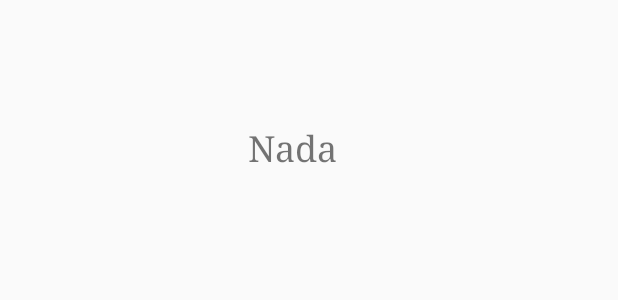
After one commit to Alvarhito/AhogadoPaisesDelMundo, an Android app: the layout activity_main4.xml on its own in the app's theme, with its tools: preview values and no code run, on a phone screen of 412 x 824 dp. The commit adds this screen. Shown: the top 300 px of the screen. Run offline under Robolectric (Android 15) with nearby library versions, the phone set to English and light mode, and no system bars.

Commit message:
actualizacion 14

```diff
--- a/app/build.gradle
+++ b/app/build.gradle
@@ -3,6 +3,7 @@ apply plugin: 'com.android.application'
 apply plugin: 'kotlin-android'
 
 apply plugin: 'kotlin-android-extensions'
+
 
 android {
     compileSdkVersion 26
@@ -36,4 +37,6 @@ dependencies {
     compile 'com.caverock:androidsvg:1.2.1'
     compile 'com.github.kittinunf.fuel:fuel-android:1.12.1' //for Android
     compile 'com.github.kittinunf.fuel:fuel-gson:1.12.1' //for Gson support
+    compile 'com.google.firebase:firebase-database:11.8.0'
 }
+apply plugin: 'com.google.gms.google-services'
--- a/app/src/main/AndroidManifest.xml
+++ b/app/src/main/AndroidManifest.xml
@@ -29,7 +29,8 @@
                 <action android:name="android.intent.action.MAIN" />
             </intent-filter>
         </activity>
-        <activity android:name=".Main3Activity"></activity>
+        <activity android:name=".Main3Activity" />
+        <activity android:name=".Main4Activity"></activity>
     </application>
 
 </manifest>
--- a/app/src/main/java/com/example/ceisutb01/ahogadopaisesdelmundo/MainActivity.kt
+++ b/app/src/main/java/com/example/ceisutb01/ahogadopaisesdelmundo/MainActivity.kt
@@ -22,7 +22,7 @@ import android.widget.Toast
 
 
 
-class MainActivity : Activity(), View.OnClickListener {
+class  MainActivity : Activity(), View.OnClickListener {
 
     val letter= arrayOf(("CHAD"),("OMÁN"),("PERÚ"),("NAURU"),("TOGO"),("TONGO"),("TÚNEZ"),("SUIZA"),("SIRIA"),("SAMOA"),("NÍGER"),("NEPAL"),("BENÍN"),("KENIA"),("BUTÁN"),
                         ("ANGOLA"),("ANDORRA"),("ARMENIA"),("AUSTRIA"),("BAHAMAS"),("BARÉIN"),("BÉLGICA"),("CAMERÚN"),("CANADÁ"),("ECUADOR"),("ESPAÑA"),("GAMBIA"),("KOSOVO"),("KUWAIT"),("POLONIA"),
--- /dev/null
+++ b/app/src/main/res/layout/activity_main4.xml
@@ -0,0 +1,25 @@
+<?xml version="1.0" encoding="utf-8"?>
+<android.support.constraint.ConstraintLayout xmlns:android="http://schemas.android.com/apk/res/android"
+    xmlns:app="http://schemas.android.com/apk/res-auto"
+    xmlns:tools="http://schemas.android.com/tools"
+    android:layout_width="match_parent"
+    android:layout_height="match_parent"
+    tools:context="com.example.ceisutb01.ahogadopaisesdelmundo.Main4Activity">
+
+    <TextView
+        android:id="@+id/prueba"
+        android:layout_width="wrap_content"
+        android:layout_height="wrap_content"
+        android:layout_marginBottom="8dp"
+        android:fontFamily="serif"
+        android:text="Nada"
+        android:textSize="24sp"
+        android:visibility="visible"
+        app:layout_constraintBottom_toBottomOf="parent"
+        app:layout_constraintEnd_toEndOf="parent"
+        app:layout_constraintHorizontal_bias="0.469"
+        app:layout_constraintStart_toStartOf="parent"
+        app:layout_constraintTop_toTopOf="parent"
+        app:layout_constraintVertical_bias="0.105" />
+
+</android.support.constraint.ConstraintLayout>
```
Also changed, not shown: app/src/main/java/com/example/ceisutb01/ahogadopaisesdelmundo/Main2Activity.kt (+11 -0 lines), app/src/main/java/com/example/ceisutb01/ahogadopaisesdelmundo/Main4Activity.kt (added, +34 -0 lines), app/src/main/res/layout/activity_main2.xml (+12 -7 lines), build.gradle (+6 -1 lines).
